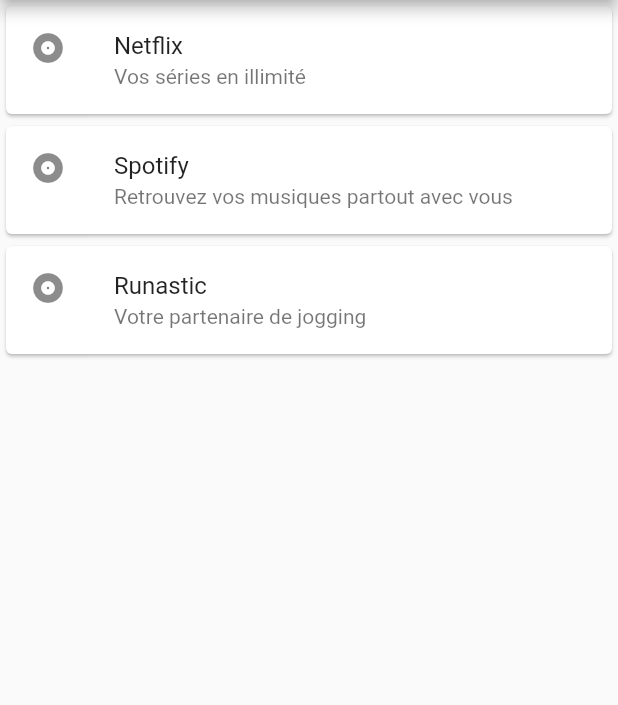
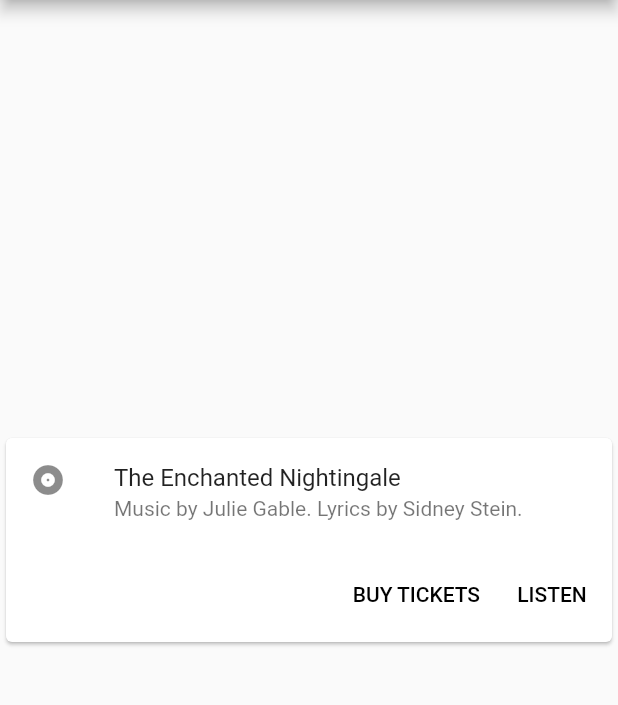
Before and after one commit to stardread/Projet_Flutter, a Flutter app: the screen it shows after launch, on a phone screen of 412 x 824 dp, the part 156-861 px from its top. Run offline on Flutter 3.47's test engine with Material 2 defaults, Android fonts, the light colour scheme and no system bars; drawn by our look-alikes of auto_size_text; our stand-ins replace device_info, sqflite; accounts and stored records are empty.

Commit message:
Tab bar avec debut de base de données

```diff
--- a/lib/main.dart
+++ b/lib/main.dart
@@ -3,32 +3,26 @@
 
 import './page/sevices.dart';
 import './page/formulaire.dart';
-import 'package:device_info/device_info.dart';
+import './page/infos.dart';
+import './page/resultat.dart';
 
-void main() => runApp(MyApp());
 
-class MyApp extends StatelessWidget {
-  // This widget is the root of your application.
-  @override
-  Widget build(BuildContext context) {
-    return MaterialApp(
-      title: 'Flutter Demo',
-      theme: ThemeData(
 
-        primarySwatch: Colors.blue,
-      ),
-      home: MyHomePage(),
-    );
-  }
-}
+void main() => runApp(MyHomePage());
 
 class MyHomePage extends StatelessWidget {
+
 
   @override
   Widget build(BuildContext context) {
     return MaterialApp(
+      debugShowCheckedModeBanner: false,
+      theme: ThemeData(
+        primaryColor: Colors.blue,
+      ),
       home: DefaultTabController(
         length: 4,
+
         child: Scaffold(
           appBar: AppBar(
             bottom: TabBar(
@@ -45,11 +39,13 @@
               ],
             ),
             title: Text('Tabs Demo'),
+
           ),
           body: TabBarView(
             children: [
               Services(),
               Formulaire(),
+              Resultat(),
               Icon(Icons.directions_bike),
             ],
           ),
--- a/lib/page/sevices.dart
+++ b/lib/page/sevices.dart
@@ -2,30 +2,36 @@
 import 'package:flutter/material.dart';
 
 class Services extends StatelessWidget {
-  var serviceTitle = ['Netflix', 'Spotify', 'Runastic'];
-  var serviceDescription = ['Vos séries en illimité', 'Retrouvez vos musiques partout avec vous', 'Votre partenaire de jogging'];
+
   @override
   Widget build(BuildContext context) {
     return Container(
       child: Center(
-        child:
-        ListView.builder(
-          itemBuilder: (context, position) {
-            return Card(
+        child: Card(
           child: Column(
             mainAxisSize: MainAxisSize.min,
             children: <Widget>[
-                  ListTile(
-                    onTap:() { },
+              const ListTile(
                 leading: Icon(Icons.album),
-                    title: Text(serviceTitle[position]),
-                    subtitle: Text(serviceDescription[position]),
+                title: Text('The Enchanted Nightingale'),
+                subtitle: Text('Music by Julie Gable. Lyrics by Sidney Stein.'),
+              ),
+              ButtonTheme.bar( // make buttons use the appropriate styles for cards
+                child: ButtonBar(
+                  children: <Widget>[
+                    FlatButton(
+                      child: const Text('BUY TICKETS'),
+                      onPressed: () { /* ... */ },
+                    ),
+                    FlatButton(
+                      child: const Text('LISTEN'),
+                      onPressed: () { /* ... */ },
                     ),
                   ],
                 ),
-            );
-          },
-          itemCount: serviceTitle.length,
+              ),
+            ],
+          ),
         ),
       )
     );
--- a/pubspec.yaml
+++ b/pubspec.yaml
@@ -20,6 +20,8 @@
   # The following adds the Cupertino Icons font to your application.
   # Use with the CupertinoIcons class for iOS style icons.
   cupertino_icons: ^0.1.2
+  sqflite: ^1.1.0
+  path_provider: ^0.5.0+1
 
 dev_dependencies:
   flutter_test:
@@ -38,8 +40,8 @@
   uses-material-design: true
 
   # To add assets to your application, add an assets section, like this:
-  #assets:
-  #  - assets/images/icons8-circled-down-right-filled-50.png
+  # assets:
+  #  - images/a_dot_burr.jpeg
   #  - images/a_dot_ham.jpeg
 
   # An image asset can refer to one or more resolution-specific "variants", see
```
Also changed, not shown: lib/ClientModel.dart (added, +39 -0 lines), lib/Database.dart (added, +144 -0 lines), lib/ServiceModel.dart (added, +31 -0 lines), lib/page/formulaire.dart (+41 -10 lines), lib/page/infos.dart (added, +36 -0 lines), lib/page/resultat.dart (added, +77 -0 lines), assets/images/netflix.jpeg (added). Lines whose indentation alone changed are shown as unchanged.
